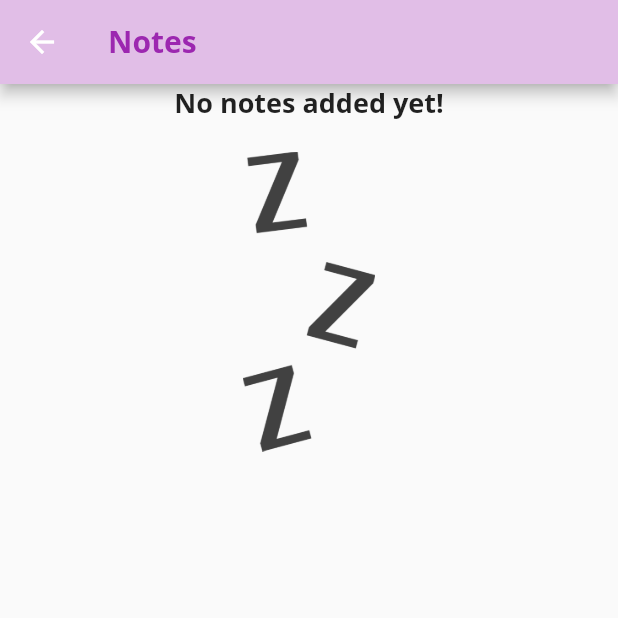
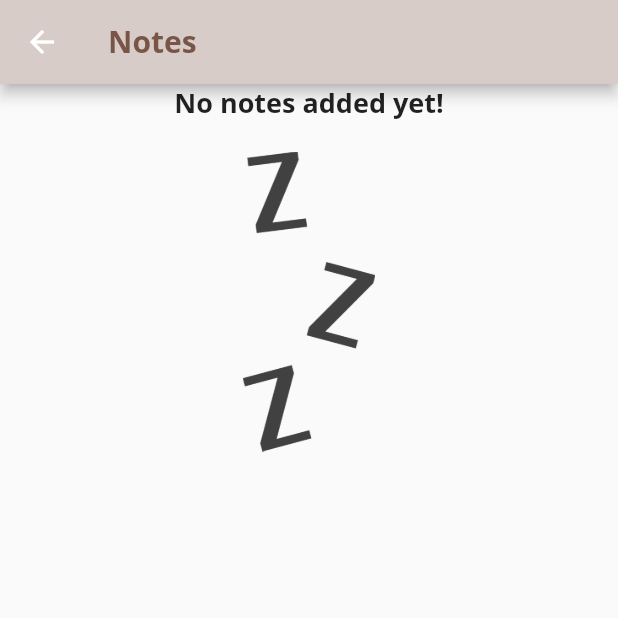
Before and after one commit to Chloetene/FOCAL, a Flutter app: the screen it shows after launch, after a tap on the "note" icon, on a phone screen of 412 x 824 dp, the top half of it. Run offline on Flutter 3.47's test engine with Material 2 defaults, Android fonts, the phone set to English and light mode, and no system bars; our stand-ins replace charts_flutter, flutter_blue, flutter_local_notifications; missing offline and left inert: flutter_sparkline, oscilloscope; statements that could not run were skipped.

Commit message:
New BT UI code

```diff
--- a/cair_app_v2/lib/main.dart
+++ b/cair_app_v2/lib/main.dart
@@ -12,7 +12,6 @@ import 'package:flutter_sparkline/flutter_sparkline.dart';
 import './models/graphs.dart';
 import './widgets/notes_list.dart';
 import './widgets/new_note.dart';
-import './widgets/overall.dart';
 import './models/dailynotes.dart';
 
 import 'package:cair_app_v2/ble/bluetooth.dart';
@@ -95,9 +94,6 @@ final SnackBar snackBar =
 void openPage(BuildContext context) {
   Navigator.push(context, MaterialPageRoute(
     builder: (BuildContext context) {
-      /*final settingsappBar = AppBar(
-          title: const Text('Settings'),
-        ),*/
       return Scaffold(
         appBar: AppBar(
           title: const Text('Settings'),
@@ -113,20 +109,20 @@ void openPage(BuildContext context) {
   ));
 }
 
-void openNotesPage(BuildContext context, _userNotes, _deleteNote) {
+void openNotesPage(BuildContext context, _userNotes) {
   Navigator.push(context, MaterialPageRoute(
     builder: (BuildContext context) {
       return Scaffold(
         appBar: AppBar(
-          title: const Text('Notes', style: TextStyle(color: Colors.purple)),
-          backgroundColor: Colors.purple[100],
+          title: const Text('Notes', style: TextStyle(color: Colors.brown)),
+          backgroundColor: Colors.brown[100],
         ),
         body: SingleChildScrollView(
           child: Column(
               mainAxisAlignment: MainAxisAlignment.start,
               crossAxisAlignment: CrossAxisAlignment.stretch,
               children: <Widget>[
-                NotesList(_userNotes, _deleteNote),
+                NotesList(_userNotes),
                 //NotesList(x),
               ]),
         ),
@@ -147,31 +143,21 @@ class _CairAppState extends State<CairApp> {
   bool init = true;
   bool bt_init = true;
 
-  DataListStream dlstream = new DataListStream(width: 86400);
+  //DataListStream dlstream = new DataListStream(width: 86400);
+  BluetoothConnection connection;
   FlutterBlueApp btapp;
 
   final List<Notes> _userNotes = [
-    /*
-    Notes(
-      id: DateTime.now(),
-      ansone: '10',
+    /*Notes(
+      ansone: 'I am good',
       anstwo: 'I am fine',
       ansthree: 'I am great',
       date: DateTime.now(),
-    ),
-    Notes(
-      id: DateTime.now(),
-      ansone: '6',
-      anstwo: 'I am fine',
-      ansthree: 'I am great',
-      date: DateTime.now(),
-    ),
-    */
+    ),*/
   ];
 
   void _addNewNote(String ntone, String nttwo, String ntthree) {
     final newNt = Notes(
-      id: DateTime.now().toString(),
       ansone: ntone,
       anstwo: nttwo,
       ansthree: ntthree,
@@ -182,12 +168,6 @@ class _CairAppState extends State<CairApp> {
       _userNotes.add(newNt);
     });
     Navigator.of(context).pop(); //close + button after entering note
-  }
-
-  void _deleteNote(String id) {
-    setState(() {
-      _userNotes.removeWhere((nt) => nt.id == id);
-    });
   }
 
   void _startAddNewNote(BuildContext ctx) {
@@ -274,17 +254,21 @@ class _CairAppState extends State<CairApp> {
   String secondanswer;
 
   void _init() {
-    dlstream.set_stream(count_list());
-    dlstream.run();
+    //dlstream.set_stream(count_list());
+    //dlstream.run();
   }
 
   @override
   Widget build(BuildContext context) {
+
     if (init) {
       _init();
       init = false;
     }
-    final appBar = AppBar(
+
+    return Scaffold(
+      key: scaffoldKey,
+      appBar: AppBar(
         backgroundColor: Theme.of(context).primaryColorLight,
         title: const Text(
           'FOCAL Homepage',
@@ -300,8 +284,7 @@ class _CairAppState extends State<CairApp> {
           tooltip: 'Show notes',
           color: Theme.of(context).primaryColorDark,
           onPressed: () {
-          //openNotesPage(context, _userNotes);
-          openNotesPage(context, _userNotes, _deleteNote);
+            openNotesPage(context, _userNotes);
           },
         ),
         centerTitle: true,
@@ -321,52 +304,40 @@ class _CairAppState extends State<CairApp> {
             tooltip: 'Settings',
             onPressed: () {
               if (bt_init) {
-              btapp = new FlutterBlueApp(dlstream: dlstream);
+                btapp = new FlutterBlueApp(connection: connection);
                 bt_init = false;
               }
-            Navigator.of(context)
-                .push(MaterialPageRoute(builder: (context) => btapp));
+              Navigator.of(context).push(MaterialPageRoute(builder: (context) => btapp));
             },
           ),
         ],
-    );
-
-    return Scaffold(
-      key: scaffoldKey,
-      appBar: appBar,
+      ),
       body: SingleChildScrollView(
         child: Column(
           mainAxisAlignment: MainAxisAlignment.start,
           crossAxisAlignment: CrossAxisAlignment.stretch,
           children: <Widget>[
-              Container(
-                  height: (MediaQuery.of(context).size.height -
-                          appBar.preferredSize.height - MediaQuery.of(context).padding.top) *
-                      0.2,
-                  child: Overall()),
-              /*
             Card(
               color: Theme.of(context).primaryColorDark,
               child: Container(
                 width: double.infinity,
                 child: Text('Overall Stress Level:'),
               ),
-                margin: EdgeInsets.all(15),
+              margin: EdgeInsets.all(5),
               elevation: 5,
-              ),*/
+            ),
             //UserNotes(),
             Column(
               children: graphs.map((gr) {
                 return Container(
                   width: 400,
                   child: Card(
-                      child: GraphWidget(
-                        //need to import graphwidget
+                    child: GraphWidget( //need to import graphwidget
                       name: gr.title,
                       width: 300,
                       height: 150,
                       color: Theme.of(context).primaryColorDark,
-                        stream: dlstream,
+                      //stream: dlstream,
                       column: gr.column,
                       use_static_data: false,
                       staticData: dataSets[gr.column],
@@ -375,9 +346,9 @@ class _CairAppState extends State<CairApp> {
                 );
               }).toList(),
             ),
-            ]),
+          ]
         ),
-      floatingActionButtonLocation: FloatingActionButtonLocation.centerFloat,
+      ),
       floatingActionButton: FloatingActionButton(
         child: Icon(Icons.add),
         onPressed: () => _startAddNewNote(context),
--- a/cair_app_v2/lib/models/dailynotes.dart
+++ b/cair_app_v2/lib/models/dailynotes.dart
@@ -1,14 +1,12 @@
 import 'package:flutter/material.dart';
 
 class Notes {
-  final String id;
-  final String ansone;
-  final String anstwo;
-  final String ansthree;
-  final DateTime date;
+  String ansone;
+  String anstwo;
+  String ansthree;
+  DateTime date;
 
   Notes({
-    @required this.id,
     @required this.ansone,
     @required this.anstwo,
     @required this.ansthree,
```
Also changed, not shown: cair_app_v2/lib/ble/bluetooth.dart (+132 -23 lines), cair_app_v2/lib/widgets/new_note.dart (+6 -23 lines), cair_app_v2/lib/widgets/notes_list.dart (+83 -73 lines). Lines whose indentation alone changed are shown as unchanged.
